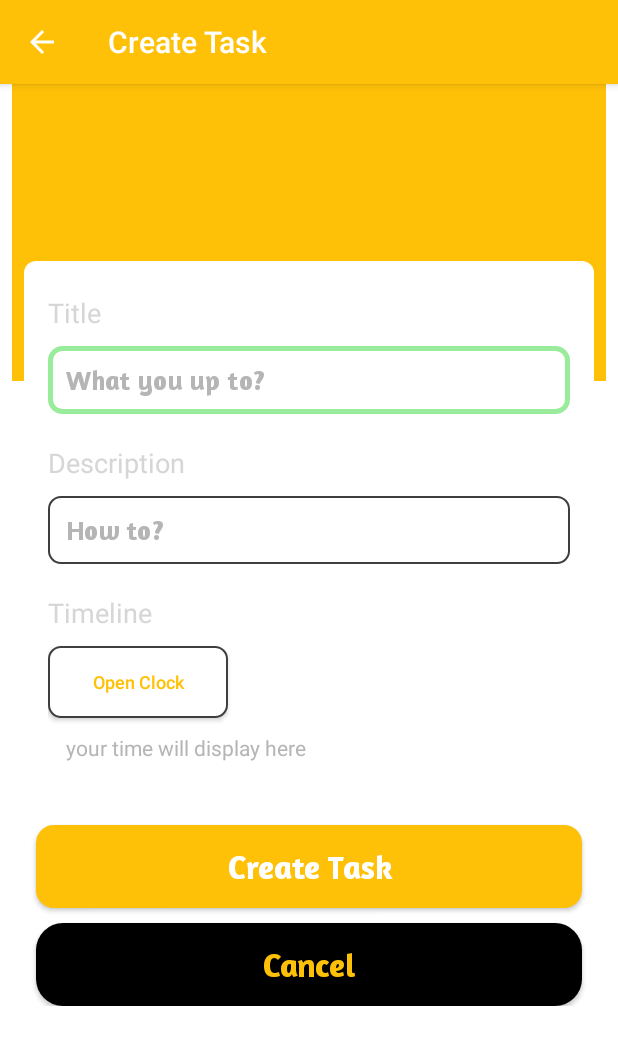
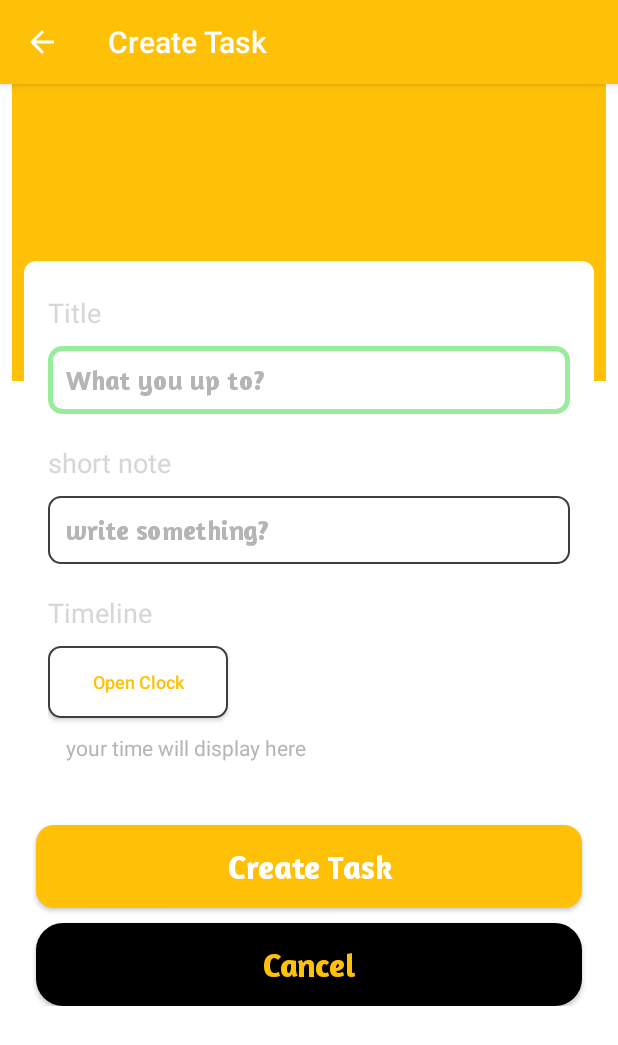
Before and after one commit to AbGhost-cyber/Project1, an Android app: the CreateTaskActivity screen opened directly, with no data from a screen before it, on a phone screen of 412 x 824 dp. Shown: the top 1045 px of the screen. Run offline under Robolectric (Android 15) with nearby library versions, the light colour scheme and no system bars; Roboto replaces fonts that are not available here.

Commit message:
updated gradle

```diff
--- a/app/src/main/java/com/example/taskmanagerpro/ActivityAbout.java
+++ b/app/src/main/java/com/example/taskmanagerpro/ActivityAbout.java
@@ -11,6 +11,8 @@ import android.view.MenuItem;
 import android.widget.TextView;
 import android.widget.Toolbar;
 
+import java.util.Objects;
+
 public class ActivityAbout extends AppCompatActivity {
 
     @Override
@@ -19,7 +21,7 @@ public class ActivityAbout extends AppCompatActivity {
         setContentView (R.layout.about_app);
         TextView textView=findViewById (R.id.paragraph);
         String setParagraph="Task manager pro was created to help it's users organize their daily schedules, because we may forget our " +
-                " initial plan for a specific time, so Task manager pro helps the user to schedule a particular time and set an alarm for it so that the user " +
+                " initial plan for a specific time, so Task manager pro helps the user to schedule a particular time and set a reminder  for it so that the user " +
                 " can be notified when the time reaches and also display a list of completed schedules.  Created by Abundance(RAY).";
         textView.setText (setParagraph);
         TextView howToUse=findViewById (R.id.howToUse);
@@ -28,13 +30,14 @@ public class ActivityAbout extends AppCompatActivity {
                 " To show the list of completed schedules/tasks, click on the com-task icon(a schedule is only completed when you're notified of the " +
                 "incoming schedule),you can choose to complete the task or cancel the alarm.";
         howToUse.setText (setHowToUse);
-        getSupportActionBar ().setTitle ("About Task Manager Pro");
+        Objects.requireNonNull (getSupportActionBar ()).setTitle ("About Task Manager Pro");
             getSupportActionBar ().setDisplayHomeAsUpEnabled (true);//add back button manually
     }
 
     @Override
     public boolean onOptionsItemSelected(@NonNull MenuItem item) {
-        if (item.getItemId () == android.R.id.home) {//if back button is clicked
+        if (item.getItemId () == android.R.id.home) {
+            //if back button is clicked
             finish ();
             return true;
         }
--- a/app/src/main/res/layout/activity_create_task.xml
+++ b/app/src/main/res/layout/activity_create_task.xml
@@ -61,11 +61,11 @@
                         android:layout_width="match_parent"
                         android:layout_height="45dp"
                         android:background="@drawable/bgputask"
+                        android:fontFamily="@font/amaranth_bold"
                         android:hint="What you up to?"
                         android:inputType="text"
                         android:paddingStart="12dp"
                         android:paddingEnd="12dp"
-                        android:fontFamily="@font/amaranth_bold"
                         android:textColor="@color/colorPrimaryDark"
                         android:textColorHint="#B5B5B5" />
 
@@ -85,7 +85,7 @@
                         android:layout_height="wrap_content"
                         android:layout_marginBottom="10dp"
                         android:fontFamily="@font/averia_libre_bold"
-                        android:text="Description"
+                        android:text="short note"
                         android:textColor="@color/bgColor_overlay"
                         android:textSize="18sp" />
 
@@ -94,13 +94,13 @@
                         android:layout_width="match_parent"
                         android:layout_height="45dp"
                         android:background="@drawable/bgputask"
-                        android:hint="How to?"
+                        android:fontFamily="@font/amaranth_bold"
+                        android:hint="write something?"
                         android:inputType="text"
                         android:maxLength="80"
                         android:paddingStart="12dp"
                         android:paddingEnd="12dp"
                         android:textColor="@color/colorPrimaryDark"
-                        android:fontFamily="@font/amaranth_bold"
                         android:textColorHint="#B5B5B5" />
 
                 </LinearLayout>
@@ -124,14 +124,14 @@
                         android:textSize="18sp" />
 
                     <Button
+                        android:id="@+id/TimePicker"
                         android:layout_width="120dp"
                         android:layout_height="wrap_content"
                         android:background="@drawable/bginput"
+                        android:text="@string/open_clock"
+                        android:textAllCaps="false"
                         android:textColor="@color/yellow"
-                        android:textSize="12sp"
-                        android:textAllCaps="false"
-                        android:text="@string/open_clock"
-                        android:id="@+id/TimePicker"/>
+                        android:textSize="12sp" />
 
                     <TextView
                         android:id="@+id/task_time"
```
